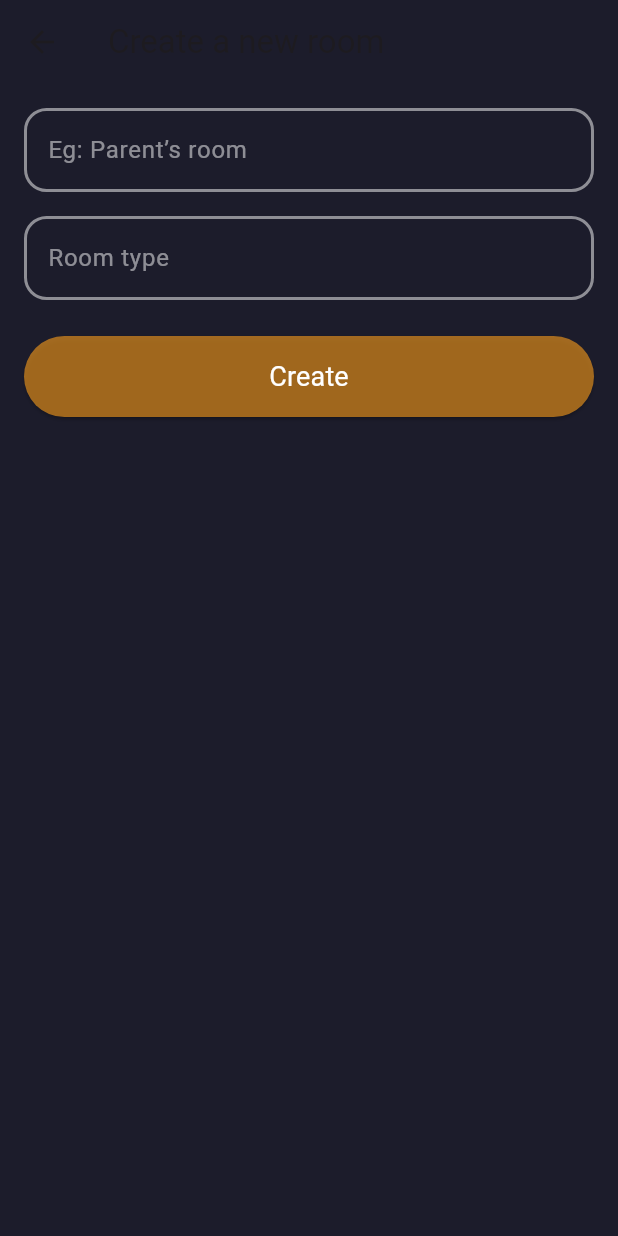
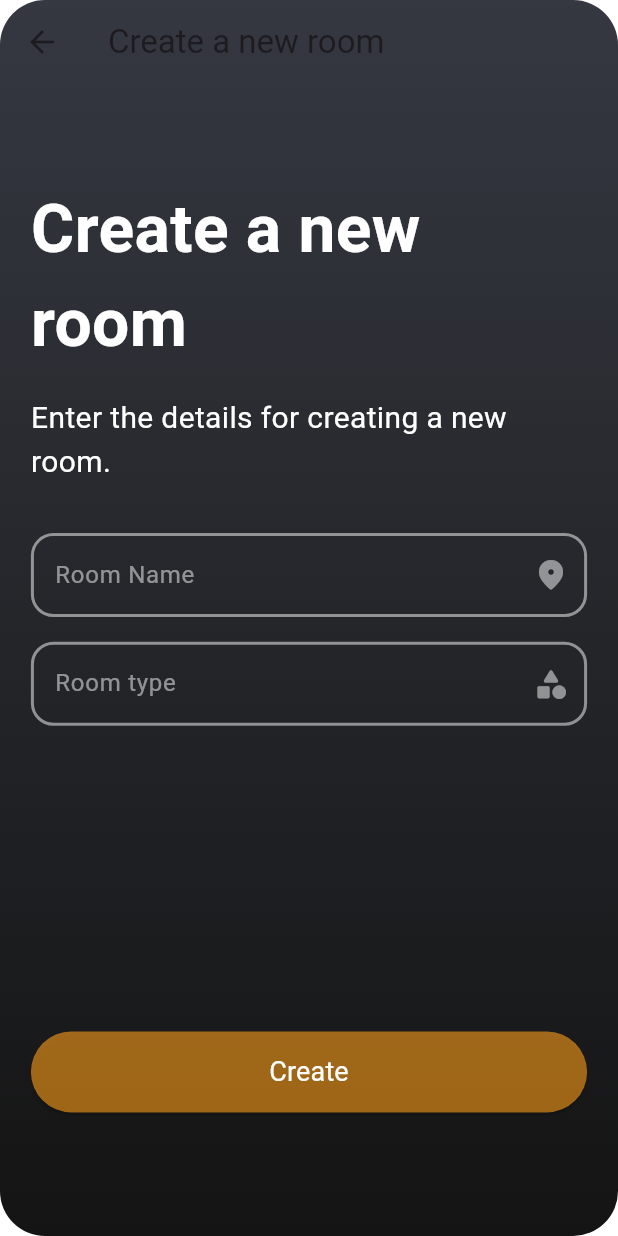
Before and after one commit to stapesai/StapesHome, a Flutter app: the CreateRoomPage screen opened directly with empty values, on a phone screen of 412 x 824 dp. Run offline on Flutter 3.47's test engine with Material 3 defaults, Android fonts, the phone set to English and light mode, and no system bars; our stand-ins replace flutter_svg, hive, image_picker, lottie, pinput; missing offline and left inert: mobile_scanner; accounts and stored records are empty; Roboto replaces fonts that are missing (Ubuntu).

Commit message:
refactor: Update API routes and improve naming conventions for fetching rooms and nodes by their respective IDs

```diff
--- a/lib/constants/api_routes.dart
+++ b/lib/constants/api_routes.dart
@@ -47,20 +47,20 @@ class BackendRoutes {
 
   // Room routes
   static final Uri createRoom = Uri.https(baseUrl, '/rooms');
-  static Uri getRooms(String floorId) => Uri.https(baseUrl, '/rooms/$floorId');
+  static Uri getRoomsByFloorId(String floorId) => Uri.https(baseUrl, '/rooms/$floorId');
   static Uri updateRoom(String roomId) => Uri.https(baseUrl, '/rooms/$roomId');
   static Uri deleteRoom(String roomId) => Uri.https(baseUrl, '/rooms/$roomId');
 
   // Node routes
   static final Uri createNode = Uri.https(baseUrl, '/nodes');
-  static Uri getNodes(String roomId) => Uri.https(baseUrl, '/nodes/$roomId');
+  static Uri getNodesByRoomId(String roomId) => Uri.https(baseUrl, '/nodes/$roomId');
   static Uri updateNode(String nodeId) => Uri.https(baseUrl, '/nodes/$nodeId');
   static Uri deleteNode(String nodeId) => Uri.https(baseUrl, '/nodes/$nodeId');
 
   // Entity routes
   static final Uri createEntity = Uri.https(baseUrl, '/entities');
   static final Uri getAllEntities = Uri.https(baseUrl, '/entities/all');
-  static Uri getEntities(String nodeId) => Uri.https(baseUrl, '/entities/$nodeId');
+  static Uri getEntitiesByNodeId(String nodeId) => Uri.https(baseUrl, '/entities/$nodeId');
   static Uri updateEntity(String entityId) => Uri.https(baseUrl, '/entities/$entityId');
   static Uri deleteEntity(String entityId) => Uri.https(baseUrl, '/entities/$entityId');
 
--- a/lib/screens/views/create_room_page.dart
+++ b/lib/screens/views/create_room_page.dart
@@ -1,13 +1,13 @@
 import 'dart:convert';
-
 import 'package:flutter/material.dart';
 import 'package:http/http.dart' as http;
-import 'package:jarvis/widgets/input_fields.dart'; // Import the CustomTextField widget
-import 'package:jarvis/widgets/button.dart'; // Import the CustomButton widget
+import 'package:jarvis/constants/api_routes.dart';
+import 'package:jarvis/constants/colors.dart';
+import 'package:jarvis/constants/font_sizes.dart';
+import 'package:jarvis/widgets/input_fields.dart';
+import 'package:jarvis/widgets/button.dart';
 
-class CreateRoomPage extends StatelessWidget {
-  final TextEditingController nameController = TextEditingController();
-  final TextEditingController typeController = TextEditingController();
+class CreateRoomPage extends StatefulWidget {
   final String sessionId;
   final String userId;
   final String floorId;
@@ -19,7 +19,21 @@ class CreateRoomPage extends StatelessWidget {
     required this.floorId,
   });
 
+  @override
+  createState() => _CreateRoomPageState();
+}
+
+class _CreateRoomPageState extends State<CreateRoomPage> {
+  final TextEditingController nameController = TextEditingController();
+  final TextEditingController typeController = TextEditingController();
+
+  bool _isLoading = false;
+
   Future<void> _createRoom(BuildContext context) async {
+    setState(() {
+      _isLoading = true; // Start loading indicator
+    });
+
     final String name = nameController.text;
     final String type = typeController.text;
 
@@ -27,20 +41,22 @@ class CreateRoomPage extends StatelessWidget {
       ScaffoldMessenger.of(context).showSnackBar(
         const SnackBar(content: Text('Please provide valid room details')),
       );
+      setState(() {
+        _isLoading = false; // Stop loading indicator
+      });
       return;
     }
 
-    final url = Uri.https('backend.jarvishome.in', '/rooms');
     final response = await http.post(
-      url,
+      BackendRoutes.createRoom,
       headers: {
         'accept': 'application/json',
-        'X-User-Id': userId,
-        'X-Session-Id': sessionId,
+        'X-User-Id': widget.userId,
+        'X-Session-Id': widget.sessionId,
         'Content-Type': 'application/json',
       },
       body: json.encode({
-        'floor_id': floorId,
+        'floor_id': widget.floorId,
         'name': name,
         'type': type,
       }),
@@ -60,35 +76,102 @@ class CreateRoomPage extends StatelessWidget {
         );
       }
     }
+
+    setState(() {
+      _isLoading = false; // Stop loading indicator
+    });
   }
 
   @override
   Widget build(BuildContext context) {
-    return Scaffold(
-      backgroundColor: const Color(0xFF1C1C2B),
+    final screenSize = MediaQuery.of(context).size;
+    final keyboardHeight = MediaQuery.of(context).viewInsets.bottom;
+
+    return GestureDetector(
+      onTap: () => FocusScope.of(context).unfocus(),
+      child: Container(
+        decoration: ShapeDecoration(
+          gradient: AppColor.backgroundColorgradient,
+          shape: RoundedRectangleBorder(
+            borderRadius: BorderRadius.circular(30),
+          ),
+        ),
+        child: Scaffold(
+          backgroundColor: Colors.transparent,
+          resizeToAvoidBottomInset: false,
           appBar: AppBar(
             title: const Text('Create a new room'),
-        backgroundColor: const Color(0xFF1C1C2B),
+            backgroundColor: Colors.transparent,
+            elevation: 0,
           ),
-      body: Padding(
-        padding: const EdgeInsets.all(16.0),
+          body: _isLoading
+              ? const Center(
+                  child: CircularProgressIndicator(
+                    color: AppColor.whiteColor,
+                  ),
+                )
+              : SafeArea(
+                  child: Padding(
+                    padding: EdgeInsets.symmetric(horizontal: screenSize.width * 0.05),
                     child: Column(
+                      crossAxisAlignment: CrossAxisAlignment.start,
                       children: [
+                        SizedBox(height: screenSize.height * 0.08),
+                        SizedBox(
+                          child: Text(
+                            'Create a new room',
+                            style: TextStyle(
+                              color: AppColor.whiteColor,
+                              fontSize: AppFontSizes.pageHeading,
+                              fontFamily: 'Ubuntu',
+                              fontWeight: FontWeight.w700,
+                            ),
+                          ),
+                        ),
+                        SizedBox(height: screenSize.height * 0.02),
+                        SizedBox(
+                          child: Text(
+                            'Enter the details for creating a new room.',
+                            style: TextStyle(
+                              color: AppColor.whiteColor,
+                              fontSize: AppFontSizes.pageSubHeading,
+                              fontFamily: 'Ubuntu',
+                              fontWeight: FontWeight.w400,
+                            ),
+                          ),
+                        ),
+                        SizedBox(height: screenSize.height * 0.04),
                         NTextField(
-              hintText: 'Eg: Parent’s room',
+                          hintText: 'Room Name',
                           controller: nameController,
+                          icon: Icons.room_rounded,
                         ),
-            const SizedBox(height: 16),
+                        SizedBox(height: screenSize.height * 0.02),
                         NTextField(
                           hintText: 'Room type',
                           controller: typeController,
+                          icon: Icons.category_rounded,
                         ),
-            const SizedBox(height: 24),
-            CustomButton(
-              text: 'Create',
+                        const Spacer(),
+                        AnimatedContainer(
+                          duration: const Duration(milliseconds: 300),
+                          curve: Curves.easeOut,
+                          margin: EdgeInsets.only(
+                            bottom: keyboardHeight > 0
+                                ? keyboardHeight + screenSize.height * 0.02
+                                : screenSize.height * 0.1,
+                          ),
+                          child: Center(
+                            child: CustomButton(
+                              text: "Create",
                               onPressed: () => _createRoom(context),
                             ),
+                          ),
+                        ),
                       ],
+                    ),
+                  ),
+                ),
         ),
       ),
     );
```
Also changed, not shown: lib/screens/routes/devices.dart (+2 -38 lines), lib/screens/views/floor_room_selector.dart (+11 -15 lines). Lines whose indentation alone changed are shown as unchanged.
